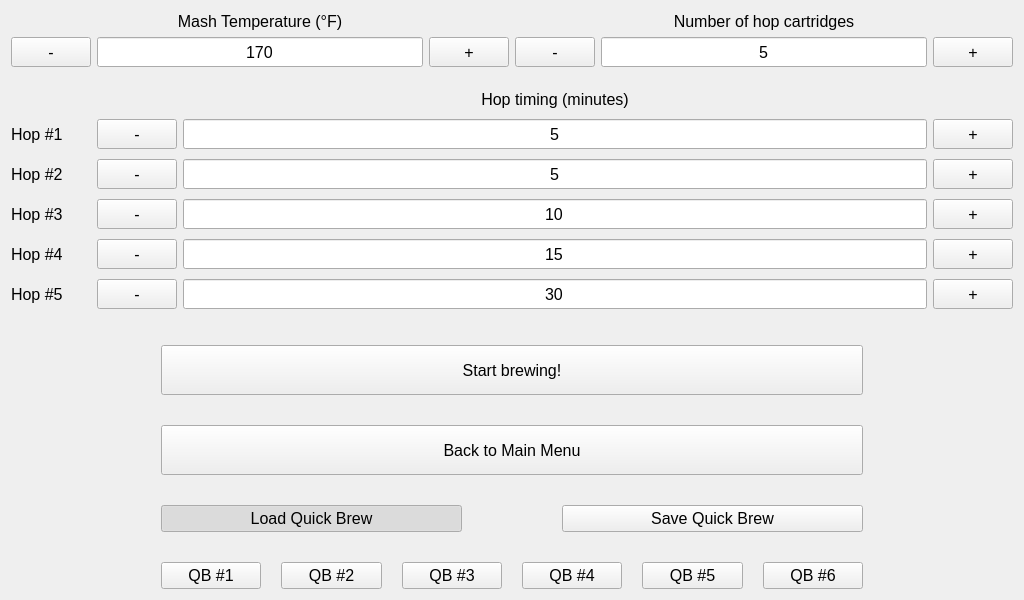
The window that src/GUI/UI Files/BrewConfig.ui (drmwve/Capstone-Project) describes before a commit, drawn with Qt 5.
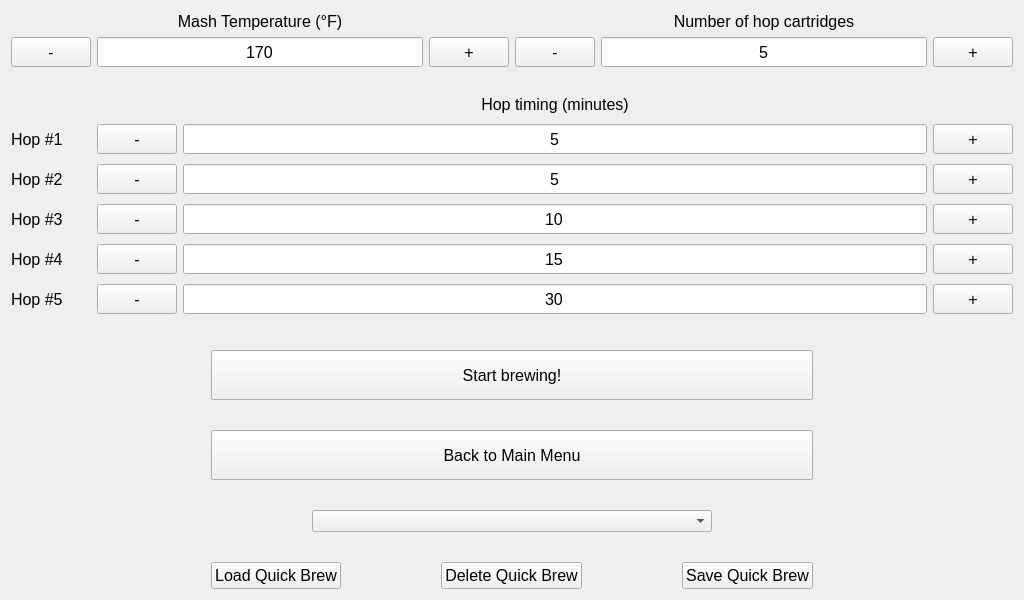
The same window after the commit.

Commit message: Adding combo box and delete button to UI.

```diff
--- a/src/GUI/UI Files/BrewConfig.ui
+++ b/src/GUI/UI Files/BrewConfig.ui
@@ -268,7 +268,7 @@
     </layout>
    </item>
    <item>
-    <layout class="QGridLayout" name="HopTimingLayout" rowstretch="0,0,0,0,0,0" rowminimumheight="0,0,0,0,0,0">
+    <layout class="QGridLayout" name="HopTimingLayout" rowstretch="0,0,0,0,0,0">
      <property name="sizeConstraint">
       <enum>QLayout::SetDefaultConstraint</enum>
      </property>
@@ -278,8 +278,8 @@
      <property name="verticalSpacing">
       <number>10</number>
      </property>
-     <item row="4" column="3">
-      <widget class="QPushButton" name="Hop4Increase">
+     <item row="4" column="2">
+      <widget class="QLineEdit" name="Hop4Entry">
        <property name="minimumSize">
         <size>
          <width>0</width>
@@ -295,18 +295,29 @@
        <property name="font">
         <font>
          <pointsize>12</pointsize>
+         <weight>50</weight>
+         <bold>false</bold>
         </font>
        </property>
        <property name="text">
-        <string>+</string>
+        <string>15</string>
        </property>
+       <property name="maxLength">
+        <number>2</number>
+       </property>
+       <property name="alignment">
+        <set>Qt::AlignCenter</set>
+       </property>
+       <property name="readOnly">
+        <bool>true</bool>
+       </property>
       </widget>
      </item>
-     <item row="1" column="0">
-      <widget class="QLabel" name="Hop1Label">
+     <item row="1" column="2">
+      <widget class="QLineEdit" name="Hop1Entry">
        <property name="minimumSize">
         <size>
-         <width>80</width>
+         <width>0</width>
          <height>30</height>
         </size>
        </property>
@@ -319,18 +330,29 @@
        <property name="font">
         <font>
          <pointsize>12</pointsize>
+         <weight>50</weight>
+         <bold>false</bold>
         </font>
        </property>
        <property name="text">
-        <string>Hop #1</string>
+        <string>5</string>
        </property>
+       <property name="maxLength">
+        <number>2</number>
+       </property>
+       <property name="alignment">
+        <set>Qt::AlignCenter</set>
+       </property>
+       <property name="readOnly">
+        <bool>true</bool>
+       </property>
       </widget>
      </item>
-     <item row="2" column="0">
-      <widget class="QLabel" name="Hop2Label">
+     <item row="5" column="2">
+      <widget class="QLineEdit" name="Hop5Entry">
        <property name="minimumSize">
         <size>
-         <width>80</width>
+         <width>0</width>
          <height>30</height>
         </size>
        </property>
@@ -343,10 +365,21 @@
        <property name="font">
         <font>
          <pointsize>12</pointsize>
+         <weight>50</weight>
+         <bold>false</bold>
         </font>
        </property>
        <property name="text">
-        <string>Hop #2</string>
+        <string>30</string>
+       </property>
+       <property name="maxLength">
+        <number>2</number>
+       </property>
+       <property name="alignment">
+        <set>Qt::AlignCenter</set>
+       </property>
+       <property name="readOnly">
+        <bool>true</bool>
        </property>
       </widget>
      </item>
@@ -374,6 +407,244 @@
        </property>
       </widget>
      </item>
+     <item row="3" column="3">
+      <widget class="QPushButton" name="Hop3Increase">
+       <property name="minimumSize">
+        <size>
+         <width>0</width>
+         <height>30</height>
+        </size>
+       </property>
+       <property name="maximumSize">
+        <size>
+         <width>16777215</width>
+         <height>30</height>
+        </size>
+       </property>
+       <property name="font">
+        <font>
+         <pointsize>12</pointsize>
+        </font>
+       </property>
+       <property name="text">
+        <string>+</string>
+       </property>
+      </widget>
+     </item>
+     <item row="1" column="0">
+      <widget class="QLabel" name="Hop1Label">
+       <property name="minimumSize">
+        <size>
+         <width>80</width>
+         <height>30</height>
+        </size>
+       </property>
+       <property name="maximumSize">
+        <size>
+         <width>16777215</width>
+         <height>30</height>
+        </size>
+       </property>
+       <property name="font">
+        <font>
+         <pointsize>12</pointsize>
+        </font>
+       </property>
+       <property name="text">
+        <string>Hop #1</string>
+       </property>
+      </widget>
+     </item>
+     <item row="3" column="0">
+      <widget class="QLabel" name="Hop3Label">
+       <property name="minimumSize">
+        <size>
+         <width>80</width>
+         <height>30</height>
+        </size>
+       </property>
+       <property name="maximumSize">
+        <size>
+         <width>16777215</width>
+         <height>30</height>
+        </size>
+       </property>
+       <property name="font">
+        <font>
+         <pointsize>12</pointsize>
+        </font>
+       </property>
+       <property name="text">
+        <string>Hop #3</string>
+       </property>
+      </widget>
+     </item>
+     <item row="4" column="0">
+      <widget class="QLabel" name="Hop4Label">
+       <property name="minimumSize">
+        <size>
+         <width>80</width>
+         <height>30</height>
+        </size>
+       </property>
+       <property name="maximumSize">
+        <size>
+         <width>16777215</width>
+         <height>30</height>
+        </size>
+       </property>
+       <property name="font">
+        <font>
+         <pointsize>12</pointsize>
+        </font>
+       </property>
+       <property name="text">
+        <string>Hop #4</string>
+       </property>
+      </widget>
+     </item>
+     <item row="5" column="3">
+      <widget class="QPushButton" name="Hop5Increase">
+       <property name="minimumSize">
+        <size>
+         <width>0</width>
+         <height>30</height>
+        </size>
+       </property>
+       <property name="maximumSize">
+        <size>
+         <width>16777215</width>
+         <height>30</height>
+        </size>
+       </property>
+       <property name="font">
+        <font>
+         <pointsize>12</pointsize>
+        </font>
+       </property>
+       <property name="text">
+        <string>+</string>
+       </property>
+      </widget>
+     </item>
+     <item row="3" column="2">
+      <widget class="QLineEdit" name="Hop3Entry">
+       <property name="minimumSize">
+        <size>
+         <width>0</width>
+         <height>30</height>
+        </size>
+       </property>
+       <property name="maximumSize">
+        <size>
+         <width>16777215</width>
+         <height>30</height>
+        </size>
+       </property>
+       <property name="font">
+        <font>
+         <pointsize>12</pointsize>
+         <weight>50</weight>
+         <bold>false</bold>
+        </font>
+       </property>
+       <property name="text">
+        <string>10</string>
+       </property>
+       <property name="maxLength">
+        <number>2</number>
+       </property>
+       <property name="alignment">
+        <set>Qt::AlignCenter</set>
+       </property>
+       <property name="readOnly">
+        <bool>true</bool>
+       </property>
+      </widget>
+     </item>
+     <item row="4" column="1">
+      <widget class="QPushButton" name="Hop4Decrease">
+       <property name="minimumSize">
+        <size>
+         <width>0</width>
+         <height>30</height>
+        </size>
+       </property>
+       <property name="maximumSize">
+        <size>
+         <width>16777215</width>
+         <height>30</height>
+        </size>
+       </property>
+       <property name="font">
+        <font>
+         <pointsize>12</pointsize>
+        </font>
+       </property>
+       <property name="text">
+        <string>-</string>
+       </property>
+      </widget>
+     </item>
+     <item row="2" column="2">
+      <widget class="QLineEdit" name="Hop2Entry">
+       <property name="minimumSize">
+        <size>
+         <width>0</width>
+         <height>30</height>
+        </size>
+       </property>
+       <property name="maximumSize">
+        <size>
+         <width>16777215</width>
+         <height>30</height>
+        </size>
+       </property>
+       <property name="font">
+        <font>
+         <pointsize>12</pointsize>
+         <weight>50</weight>
+         <bold>false</bold>
+        </font>
+       </property>
+       <property name="text">
+        <string>5</string>
+       </property>
+       <property name="maxLength">
+        <number>2</number>
+       </property>
+       <property name="alignment">
+        <set>Qt::AlignCenter</set>
+       </property>
+       <property name="readOnly">
+        <bool>true</bool>
+       </property>
+      </widget>
+     </item>
+     <item row="4" column="3">
+      <widget class="QPushButton" name="Hop4Increase">
+       <property name="minimumSize">
+        <size>
+         <width>0</width>
+         <height>30</height>
+        </size>
+       </property>
+       <property name="maximumSize">
+        <size>
+         <width>16777215</width>
+         <height>30</height>
+        </size>
+       </property>
+       <property name="font">
+        <font>
+         <pointsize>12</pointsize>
+        </font>
+       </property>
+       <property name="text">
+        <string>+</string>
+       </property>
+      </widget>
+     </item>
      <item row="5" column="0">
       <widget class="QLabel" name="Hop5Label">
        <property name="minimumSize">
@@ -398,102 +669,8 @@
        </property>
       </widget>
      </item>
-     <item row="2" column="2">
-      <widget class="QLineEdit" name="Hop2Entry">
-       <property name="minimumSize">
-        <size>
-         <width>0</width>
-         <height>30</height>
-        </size>
-       </property>
-       <property name="maximumSize">
-        <size>
-         <width>16777215</width>
-         <height>30</height>
-        </size>
-       </property>
-       <property name="font">
-        <font>
-         <pointsize>12</pointsize>
-         <weight>50</weight>
-         <bold>false</bold>
-        </font>
-       </property>
-       <property name="text">
-        <string>5</string>
-       </property>
-       <property name="maxLength">
-        <number>2</number>
-       </property>
-       <property name="alignment">
-        <set>Qt::AlignCenter</set>
-       </property>
-       <property name="readOnly">
-        <bool>true</bool>
-       </property>
-      </widget>
-     </item>
-     <item row="5" column="3">
-      <widget class="QPushButton" name="Hop5Increase">
-       <property name="minimumSize">
-        <size>
-         <width>0</width>
-         <height>30</height>
-        </size>
-       </property>
-       <property name="maximumSize">
-        <size>
-         <width>16777215</width>
-         <height>30</height>
-        </size>
-       </property>
-       <property name="font">
-        <font>
-         <pointsize>12</pointsize>
-        </font>
-       </property>
-       <property name="text">
-        <string>+</string>
-       </property>
-      </widget>
-     </item>
-     <item row="1" column="2">
-      <widget class="QLineEdit" name="Hop1Entry">
-       <property name="minimumSize">
-        <size>
-         <width>0</width>
-         <height>30</height>
-        </size>
-       </property>
-       <property name="maximumSize">
-        <size>
-         <width>16777215</width>
-         <height>30</height>
-        </size>
-       </property>
-       <property name="font">
-        <font>
-         <pointsize>12</pointsize>
-         <weight>50</weight>
-         <bold>false</bold>
-        </font>
-       </property>
-       <property name="text">
-        <string>5</string>
-       </property>
-       <property name="maxLength">
-        <number>2</number>
-       </property>
-       <property name="alignment">
-        <set>Qt::AlignCenter</set>
-       </property>
-       <property name="readOnly">
-        <bool>true</bool>
-       </property>
-      </widget>
-     </item>
-     <item row="3" column="0">
-      <widget class="QLabel" name="Hop3Label">
+     <item row="2" column="0">
+      <widget class="QLabel" name="Hop2Label">
        <property name="minimumSize">
         <size>
          <width>80</width>
@@ -512,7 +689,55 @@
         </font>
        </property>
        <property name="text">
-        <string>Hop #3</string>
+        <string>Hop #2</string>
+       </property>
+      </widget>
+     </item>
+     <item row="2" column="1">
+      <widget class="QPushButton" name="Hop2Decrease">
+       <property name="minimumSize">
+        <size>
+         <width>0</width>
+         <height>30</height>
+        </size>
+       </property>
+       <property name="maximumSize">
+        <size>
+         <width>16777215</width>
+         <height>30</height>
+        </size>
+       </property>
+       <property name="font">
+        <font>
+         <pointsize>12</pointsize>
+        </font>
+       </property>
+       <property name="text">
+        <string>-</string>
+       </property>
+      </widget>
+     </item>
+     <item row="5" column="1">
+      <widget class="QPushButton" name="Hop5Decrease">
+       <property name="minimumSize">
+        <size>
+         <width>0</width>
+         <height>30</height>
+        </size>
+       </property>
+       <property name="maximumSize">
+        <size>
+         <width>16777215</width>
+         <height>30</height>
+        </size>
+       </property>
+       <property name="font">
+        <font>
+         <pointsize>12</pointsize>
+        </font>
+       </property>
+       <property name="text">
+        <string>-</string>
        </property>
       </widget>
      </item>
@@ -534,6 +759,30 @@
        </property>
       </widget>
      </item>
+     <item row="1" column="1">
+      <widget class="QPushButton" name="Hop1Decrease">
+       <property name="minimumSize">
+        <size>
+         <width>0</width>
+         <height>30</height>
+        </size>
+       </property>
+       <property name="maximumSize">
+        <size>
+         <width>16777215</width>
+         <height>30</height>
+        </size>
+       </property>
+       <property name="font">
+        <font>
+         <pointsize>12</pointsize>
+        </font>
+       </property>
+       <property name="text">
+        <string>-</string>
+       </property>
+      </widget>
+     </item>
      <item row="2" column="3">
       <widget class="QPushButton" name="Hop2Increase">
        <property name="minimumSize">
@@ -582,255 +831,6 @@
        </property>
       </widget>
      </item>
-     <item row="5" column="1">
-      <widget class="QPushButton" name="Hop5Decrease">
-       <property name="minimumSize">
-        <size>
-         <width>0</width>
-         <height>30</height>
-        </size>
-       </property>
-       <property name="maximumSize">
-        <size>
-         <width>16777215</width>
-         <height>30</height>
-        </size>
-       </property>
-       <property name="font">
-        <font>
-         <pointsize>12</pointsize>
-        </font>
-       </property>
-       <property name="text">
-        <string>-</string>
-       </property>
-      </widget>
-     </item>
-     <item row="5" column="2">
-      <widget class="QLineEdit" name="Hop5Entry">
-       <property name="minimumSize">
-        <size>
-         <width>0</width>
-         <height>30</height>
-        </size>
-       </property>
-       <property name="maximumSize">
-        <size>
-         <width>16777215</width>
-         <height>30</height>
-        </size>
-       </property>
-       <property name="font">
-        <font>
-         <pointsize>12</pointsize>
-         <weight>50</weight>
-         <bold>false</bold>
-        </font>
-       </property>
-       <property name="text">
-        <string>30</string>
-       </property>
-       <property name="maxLength">
-        <number>2</number>
-       </property>
-       <property name="alignment">
-        <set>Qt::AlignCenter</set>
-       </property>
-       <property name="readOnly">
-        <bool>true</bool>
-       </property>
-      </widget>
-     </item>
-     <item row="2" column="1">
-      <widget class="QPushButton" name="Hop2Decrease">
-       <property name="minimumSize">
-        <size>
-         <width>0</width>
-         <height>30</height>
-        </size>
-       </property>
-       <property name="maximumSize">
-        <size>
-         <width>16777215</width>
-         <height>30</height>
-        </size>
-       </property>
-       <property name="font">
-        <font>
-         <pointsize>12</pointsize>
-        </font>
-       </property>
-       <property name="text">
-        <string>-</string>
-       </property>
-      </widget>
-     </item>
-     <item row="4" column="1">
-      <widget class="QPushButton" name="Hop4Decrease">
-       <property name="minimumSize">
-        <size>
-         <width>0</width>
-         <height>30</height>
-        </size>
-       </property>
-       <property name="maximumSize">
-        <size>
-         <width>16777215</width>
-         <height>30</height>
-        </size>
-       </property>
-       <property name="font">
-        <font>
-         <pointsize>12</pointsize>
-        </font>
-       </property>
-       <property name="text">
-        <string>-</string>
-       </property>
-      </widget>
-     </item>
-     <item row="1" column="1">
-      <widget class="QPushButton" name="Hop1Decrease">
-       <property name="minimumSize">
-        <size>
-         <width>0</width>
-         <height>30</height>
-        </size>
-       </property>
-       <property name="maximumSize">
-        <size>
-         <width>16777215</width>
-         <height>30</height>
-        </size>
-       </property>
-       <property name="font">
-        <font>
-         <pointsize>12</pointsize>
-        </font>
-       </property>
-       <property name="text">
-        <string>-</string>
-       </property>
-      </widget>
-     </item>
-     <item row="4" column="2">
-      <widget class="QLineEdit" name="Hop4Entry">
-       <property name="minimumSize">
-        <size>
-         <width>0</width>
-         <height>30</height>
-        </size>
-       </property>
-       <property name="maximumSize">
-        <size>
-         <width>16777215</width>
-         <height>30</height>
-        </size>
-       </property>
-       <property name="font">
-        <font>
-         <pointsize>12</pointsize>
-         <weight>50</weight>
-         <bold>false</bold>
-        </font>
-       </property>
-       <property name="text">
-        <string>15</string>
-       </property>
-       <property name="maxLength">
-        <number>2</number>
-       </property>
-       <property name="alignment">
-        <set>Qt::AlignCenter</set>
-       </property>
-       <property name="readOnly">
-        <bool>true</bool>
-       </property>
-      </widget>
-     </item>
-     <item row="3" column="2">
-      <widget class="QLineEdit" name="Hop3Entry">
-       <property name="minimumSize">
-        <size>
-         <width>0</width>
-         <height>30</height>
-        </size>
-       </property>
-       <property name="maximumSize">
-        <size>
-         <width>16777215</width>
-         <height>30</height>
-        </size>
-       </property>
-       <property name="font">
-        <font>
-         <pointsize>12</pointsize>
-         <weight>50</weight>
-         <bold>false</bold>
-        </font>
-       </property>
-       <property name="text">
-        <string>10</string>
-       </property>
-       <property name="maxLength">
-        <number>2</number>
-       </property>
-       <property name="alignment">
-        <set>Qt::AlignCenter</set>
-       </property>
-       <property name="readOnly">
-        <bool>true</bool>
-       </property>
-      </widget>
-     </item>
-     <item row="3" column="3">
-      <widget class="QPushButton" name="Hop3Increase">
-       <property name="minimumSize">
-        <size>
-         <width>0</width>
-         <height>30</height>
-        </size>
-       </property>
-       <property name="maximumSize">
-        <size>
-         <width>16777215</width>
-         <height>30</height>
-        </size>
-       </property>
-       <property name="font">
-        <font>
-         <pointsize>12</pointsize>
-        </font>
-       </property>
-       <property name="text">
-        <string>+</string>
-       </property>
-      </widget>
-     </item>
-     <item row="4" column="0">
-      <widget class="QLabel" name="Hop4Label">
-       <property name="minimumSize">
-        <size>
-         <width>80</width>
-         <height>30</height>
-        </size>
-       </property>
-       <property name="maximumSize">
-        <size>
-         <width>16777215</width>
-         <height>30</height>
-        </size>
-       </property>
-       <property name="font">
-        <font>
-         <pointsize>12</pointsize>
-        </font>
-       </property>
-       <property name="text">
-        <string>Hop #4</string>
-       </property>
-      </widget>
-     </item>
     </layout>
    </item>
    <item>
@@ -850,84 +850,38 @@
      <property name="verticalSpacing">
       <number>30</number>
      </property>
-     <item row="3" column="0">
-      <layout class="QHBoxLayout" name="horizontalLayout_3">
-       <property name="spacing">
-        <number>20</number>
+     <item row="0" column="0">
+      <widget class="QPushButton" name="StartBrewButton">
+       <property name="minimumSize">
+        <size>
+         <width>0</width>
+         <height>50</height>
+        </size>
        </property>
-       <item>
-        <widget class="QPushButton" name="QB1Button">
-         <property name="font">
-          <font>
-           <pointsize>12</pointsize>
-          </font>
-         </property>
-         <property name="text">
-          <string>QB #1</string>
-         </property>
-        </widget>
-       </item>
-       <item>
-        <widget class="QPushButton" name="QB2Button">
-         <property name="font">
-          <font>
-           <pointsize>12</pointsize>
-          </font>
-         </property>
-         <property name="text">
-          <string>QB #2</string>
-         </property>
-        </widget>
-       </item>
-       <item>
-        <widget class="QPushButton" name="QB3Button">
-         <property name="font">
-          <font>
-           <pointsize>12</pointsize>
-          </font>
-         </property>
-         <property name="text">
-          <string>QB #3</string>
-         </property>
-        </widget>
-       </item>
-       <item>
-        <widget class="QPushButton" name="QB4Button">
-         <property name="font">
-          <font>
-           <pointsize>12</pointsize>
-          </font>
-         </property>
-         <property name="text">
-          <string>QB #4</string>
-         </property>
-        </widget>
-       </item>
-       <item>
-        <widget class="QPushButton" name="QB5Button">
-         <property name="font">
-          <font>
-           <pointsize>12</pointsize>
-          </font>
-         </property>
-         <property name="text">
-          <string>QB #5</string>
-         </property>
-        </widget>
-       </item>
-       <item>
-        <widget class="QPushButton" name="QB6Button">
-         <property name="font">
-          <font>
-           <pointsize>12</pointsize>
-          </font>
-         </property>
-         <property name="text">
-          <string>QB #6</string>
-         </property>
-        </widget>
-       </item>
-      </layout>
+       <property name="maximumSize">
+        <size>
+         <width>1000</width>
+         <height>50</height>
+        </size>
+       </property>
+       <property name="font">
+        <font>
+         <pointsize>12</pointsize>
+        </font>
+       </property>
+       <property name="layoutDirection">
+        <enum>Qt::LeftToRight</enum>
+       </property>
+       <property name="text">
+        <string>Start brewing!</string>
+       </property>
+       <property name="default">
+        <bool>false</bool>
+       </property>
+       <property name="flat">
+        <bool>false</bool>
+       </property>
+      </widget>
      </item>
      <item row="1" column="0">
       <widget class="QPushButton" name="BackButton">
@@ -947,7 +901,7 @@
        </property>
       </widget>
      </item>
-     <item row="2" column="0">
+     <item row="4" column="0">
       <layout class="QHBoxLayout" name="horizontalLayout_2">
        <property name="spacing">
         <number>100</number>
@@ -963,10 +917,22 @@
           <string>Load Quick Brew</string>
          </property>
          <property name="checkable">
-          <bool>true</bool>
+          <bool>false</bool>
          </property>
          <property name="checked">
-          <bool>true</bool>
+          <bool>false</bool>
+         </property>
+        </widget>
+       </item>
+       <item>
+        <widget class="QPushButton" name="QBDeleteButton">
+         <property name="font">
+          <font>
+           <pointsize>12</pointsize>
+          </font>
+         </property>
+         <property name="text">
+          <string>Delete Quick Brew</string>
          </property>
         </widget>
        </item>
@@ -981,44 +947,31 @@
           <string>Save Quick Brew</string>
          </property>
          <property name="checkable">
-          <bool>true</bool>
+          <bool>false</bool>
          </property>
         </widget>
        </item>
       </layout>
      </item>
-     <item row="0" column="0">
-      <widget class="QPushButton" name="StartBrewButton">
-       <property name="minimumSize">
-        <size>
-         <width>0</width>
-         <height>50</height>
-        </size>
-       </property>
-       <property name="maximumSize">
-        <size>
-         <width>1000</width>
-         <height>50</height>
-        </size>
-       </property>
-       <property name="font">
-        <font>
-         <pointsize>12</pointsize>
-        </font>
-       </property>
-       <property name="layoutDirection">
-        <enum>Qt::LeftToRight</enum>
-       </property>
-       <property name="text">
-        <string>Start brewing!</string>
-       </property>
-       <property name="default">
-        <bool>false</bool>
-       </property>
-       <property name="flat">
-        <bool>false</bool>
-       </property>
-      </widget>
+     <item row="2" column="0">
+      <layout class="QHBoxLayout" name="horizontalLayout">
+       <item>
+        <widget class="QComboBox" name="QBComboBox">
+         <property name="sizePolicy">
+          <sizepolicy hsizetype="Preferred" vsizetype="Fixed">
+           <horstretch>0</horstretch>
+           <verstretch>0</verstretch>
+          </sizepolicy>
+         </property>
+         <property name="maximumSize">
+          <size>
+           <width>400</width>
+           <height>16777215</height>
+          </size>
+         </property>
+        </widget>
+       </item>
+      </layout>
      </item>
     </layout>
    </item>
```
The commit also changes 2 other files.
